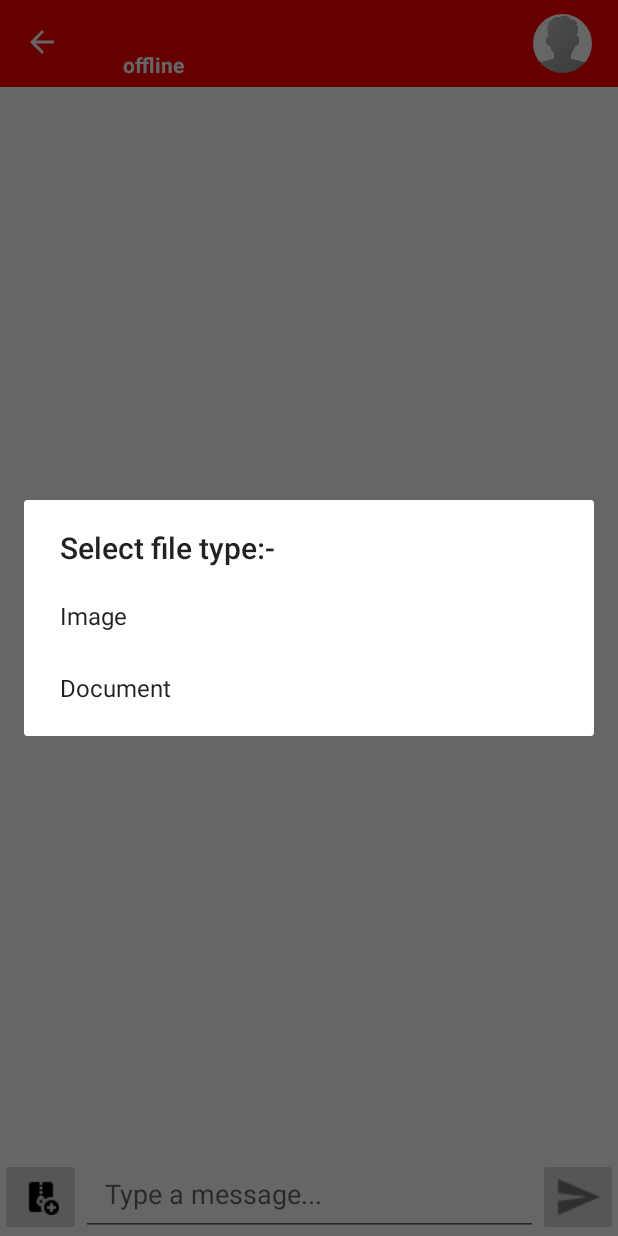
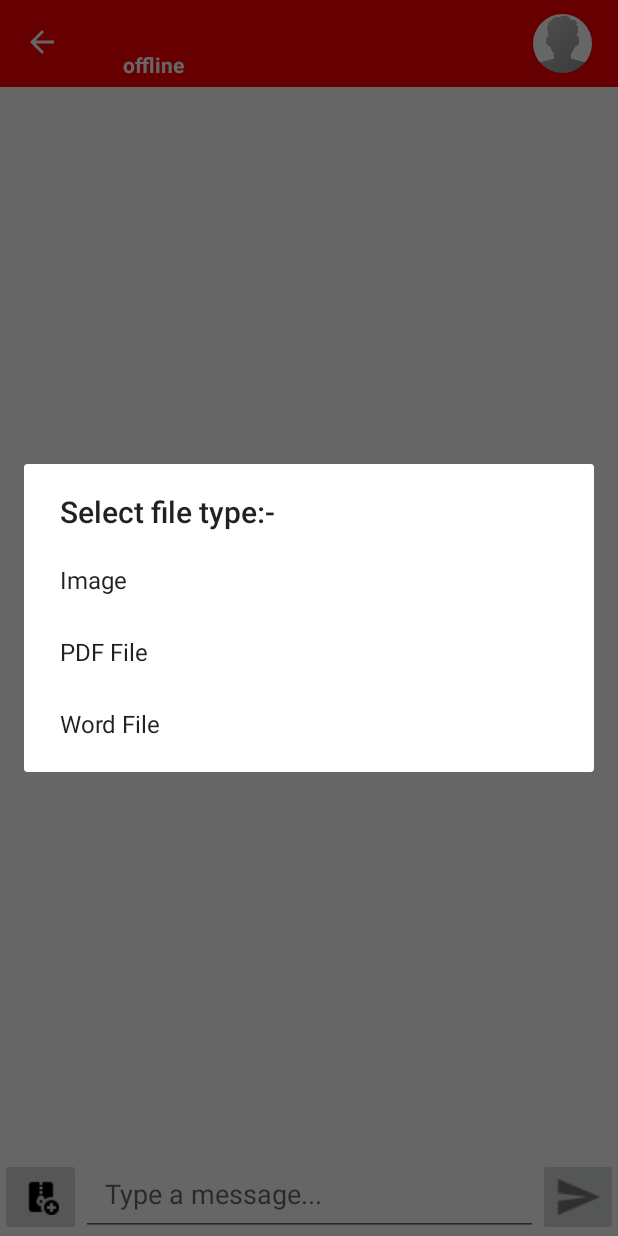
Before and after one commit to gauravraj0510/PopChat, an Android app: the ChatActivity screen opened directly, with no data from a screen before it, after a tap on an icon or button, on a phone screen of 412 x 824 dp. Run offline under Robolectric (Android 15) with nearby library versions, the phone set to English and light mode, and no system bars; our stand-ins replace CircleImageView, Firebase (no records; nobody signed in at launch, a user with empty details on screens opened directly), Picasso; 3 statements that could not run were skipped.

Commit message:
Document retrieval bug fixe complete

```diff
--- a/app/src/main/java/com/example/popchat/ChatActivity.java
+++ b/app/src/main/java/com/example/popchat/ChatActivity.java
@@ -96,6 +96,13 @@ public class ChatActivity extends AppCompatActivity {
 
         initializeControllers();
 
+        getMessages();
+
+
+    }
+
+    private void getMessages() {
+
         rootRef.child("Messages").child(messageSenderId).child(messageReceiverId)
                 .addChildEventListener(new ChildEventListener() {
                     @Override
@@ -180,7 +187,8 @@ public class ChatActivity extends AppCompatActivity {
                 CharSequence options[] = new CharSequence[]
                         {
                              "Image",
-                             "Document"
+                             "PDF File",
+                                "Word File"
                         };
                 AlertDialog.Builder builder = new AlertDialog.Builder(ChatActivity.this);
 
@@ -202,6 +210,13 @@ public class ChatActivity extends AppCompatActivity {
                             intent.setAction(Intent.ACTION_GET_CONTENT);
                             intent.setType("application/msword*");
                             startActivityForResult(intent.createChooser(intent, "Select PDF file"),438);
+                        }
+                        if(which == 2){
+                            checker = "docx";
+                            Intent intent = new Intent();
+                            intent.setAction(Intent.ACTION_GET_CONTENT);
+                            intent.setType("application/msword*");
+                            startActivityForResult(intent.createChooser(intent, "Select WORD file"),438);
                         }
 
 
```
